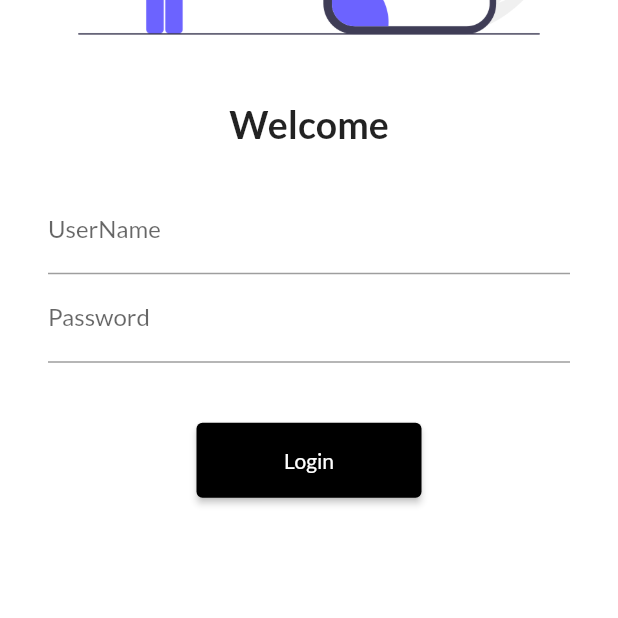
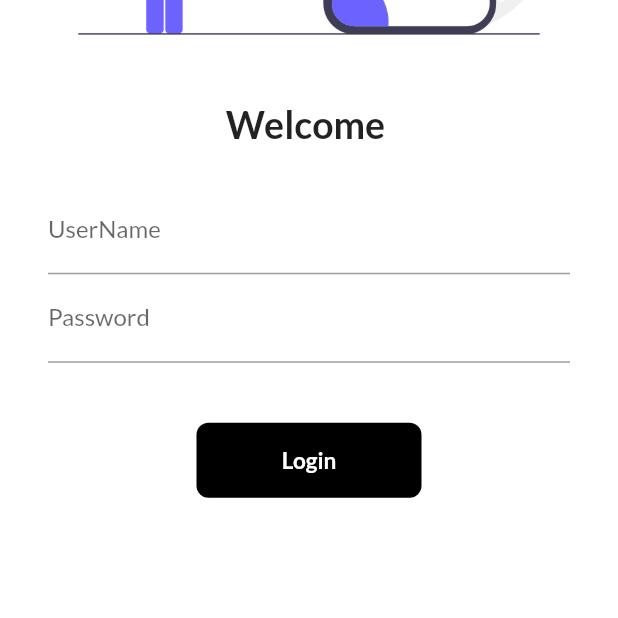
Before and after one commit to SohendarRana/FlutterCatalog_App, a Flutter app: the screen it shows after launch, on a phone screen of 412 x 824 dp, the part 380-998 px from its top. Run offline on Flutter 3.47's test engine with Material 2 defaults, Android fonts, the phone set to English and light mode, and no system bars; our stand-ins replace google_fonts.

Commit message:
day 6 completed

```diff
--- a/lib/pages/login_page.dart
+++ b/lib/pages/login_page.dart
@@ -5,7 +5,14 @@ import 'package:flutter/material.dart';
 
 import '../utils/routes.dart';
 
-class LoginPage extends StatelessWidget {
+class LoginPage extends StatefulWidget {
+  @override
+  State<LoginPage> createState() => _LoginPageState();
+}
+
+class _LoginPageState extends State<LoginPage> {
+  String name = "";
+  bool changebutton = false;
   @override
   Widget build(BuildContext context) {
     return Material(
@@ -21,7 +28,7 @@ class LoginPage extends StatelessWidget {
               height: 10,
             ),
             Text(
-              "Welcome",
+              "Welcome $name",
               style: TextStyle(fontSize: 25, fontWeight: FontWeight.bold),
             ),
             SizedBox(
@@ -35,6 +42,10 @@ class LoginPage extends StatelessWidget {
                   TextFormField(
                     decoration: InputDecoration(
                         hintText: "Enter UserName", labelText: "UserName"),
+                    onChanged: (value) {
+                      name = value;
+                      setState(() {});
+                    },
                   ),
                   TextFormField(
                     obscureText: true,
@@ -44,15 +55,46 @@ class LoginPage extends StatelessWidget {
                   SizedBox(
                     height: 40,
                   ),
-                  ElevatedButton(
-                    child: Text("Login"),
-                    style: TextButton.styleFrom(
-                        backgroundColor: Colors.black,
-                        minimumSize: Size(150, 50)),
-                    onPressed: () {
+                  InkWell(
+                    onTap: () async {
+                      setState(() {
+                        changebutton = true;
+                      });
+                      await Future.delayed(Duration(seconds: 1));
                       Navigator.pushNamed(context, MyRoutes.homepage);
                     },
+                    child: AnimatedContainer(
+                      duration: Duration(seconds: 1),
+                      height: 50,
+                      width: changebutton ? 50 : 150,
+                      alignment: Alignment.center,
+                      child: changebutton
+                          ? Icon(
+                              Icons.done,
+                              color: Colors.white,
+                            )
+                          : Text("Login",
+                              style: TextStyle(
+                                color: Colors.white,
+                                fontSize: 15,
+                                fontWeight: FontWeight.bold,
+                              )),
+                      decoration: BoxDecoration(
+                          color: Colors.black,
+                          borderRadius:
+                              BorderRadius.circular(changebutton ? 50 : 8)),
+                    ),
                   ),
+
+                  // ElevatedButton(
+                  //   child: Text("Login"),
+                  //   style: TextButton.styleFrom(
+                  //       backgroundColor: Colors.black,
+                  //       minimumSize: Size(150, 50)),
+                  //   onPressed: () {
+                  //     Navigator.pushNamed(context, MyRoutes.homepage);
+                  //   },
+                  // ),
                 ],
               ),
             ),
```
